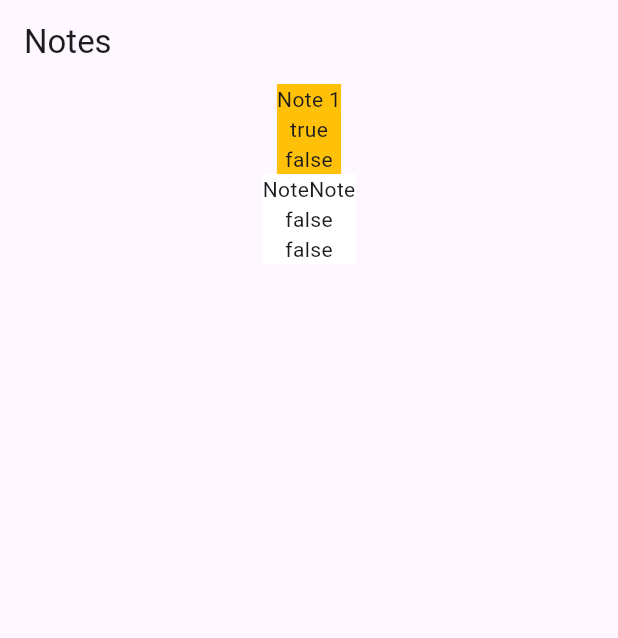
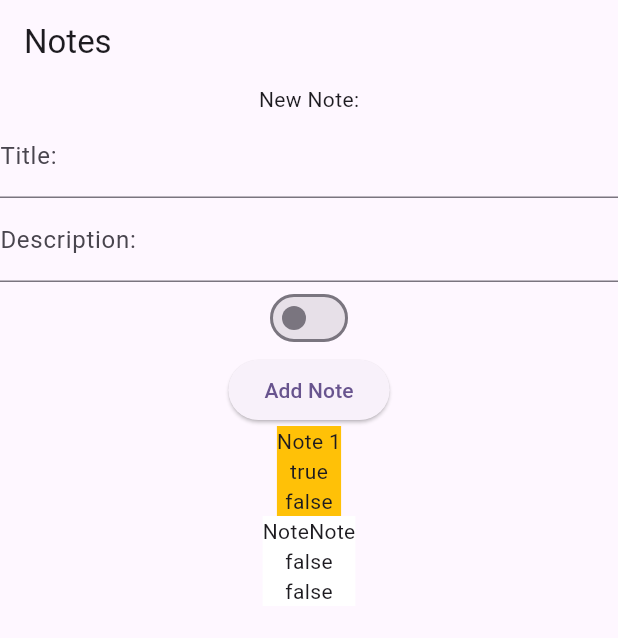
Before and after one commit to TarzanOfJungle/notes_manager, a Flutter app: the screen it shows after launch, on a phone screen of 412 x 824 dp. Shown: the top 638 px of the screen. Run offline on Flutter 3.47's test engine with Material 3 defaults, Android fonts, the light colour scheme and no system bars.

Commit message:
feat: implemented notes adding

```diff
--- a/lib/notes/screens/notes_page.dart
+++ b/lib/notes/screens/notes_page.dart
@@ -3,11 +3,25 @@ import 'package:notes_manager/notes/widgets/note_tile.dart';
 
 import '../models/note.dart';
 
-class NotesPage extends StatelessWidget {
-  NotesPage({super.key});
+class NotesPage extends StatefulWidget {
+  const NotesPage({super.key});
 
-  final List<Note> notes = [
-    Note(title: 'Note 1', isImportant: true, isResolved: false, description: "blabla"),
+  @override
+  State<NotesPage> createState() => _NotesPageState();
+}
+
+class _NotesPageState extends State<NotesPage> {
+  final _newNoteTitleController = TextEditingController();
+
+  final _newNoteDescriptionController = TextEditingController();
+
+  bool _newNoteIsImportant = false;
+
+  final List<Note> _notes = [
+    Note(title: 'Note 1',
+        isImportant: true,
+        isResolved: false,
+        description: "blabla"),
     Note(title: "NoteNote", isImportant: false, isResolved: false)
   ];
 
@@ -19,7 +33,32 @@ class NotesPage extends StatelessWidget {
       ),
       body: Center(
         child: Column(
-          children: notes.map((note) => NoteTile(onEdit: () => {}, note: note)).toList(),
+          children: [
+            const Text("New Note:"),
+            TextField(
+              controller: _newNoteTitleController,
+              decoration: const InputDecoration(labelText: "Title:"),
+
+            ),
+            TextField(
+              controller: _newNoteDescriptionController,
+              decoration: const InputDecoration(labelText: "Description:"),
+            ),
+            Switch(value: _newNoteIsImportant,
+                onChanged: (_) => setState(() {
+                  _newNoteIsImportant = !_newNoteIsImportant;
+                })),
+            ElevatedButton(
+                onPressed: () => setState(() {
+                  _notes.add(Note(title: _newNoteTitleController.text,
+                      description: _newNoteDescriptionController.text,
+                      isImportant: _newNoteIsImportant,
+                      isResolved: false));
+                }),
+                child: const Text("Add Note")),
+            ..._notes.map((note) => NoteTile(onEdit: () => {}, note: note))
+                .toList(),
+          ],
         ),
       ),
     );
```
